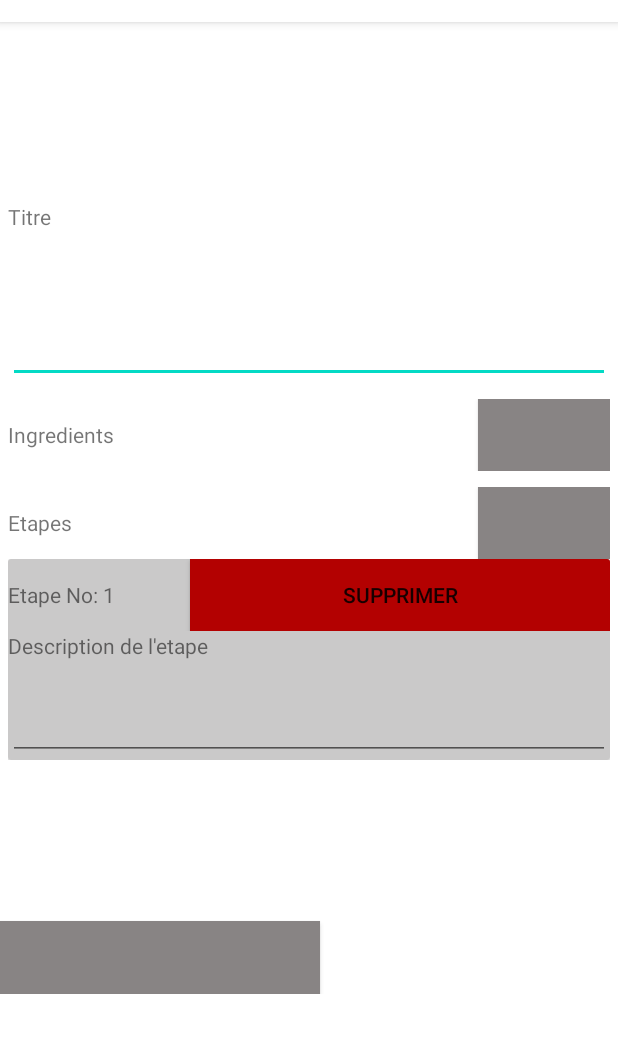
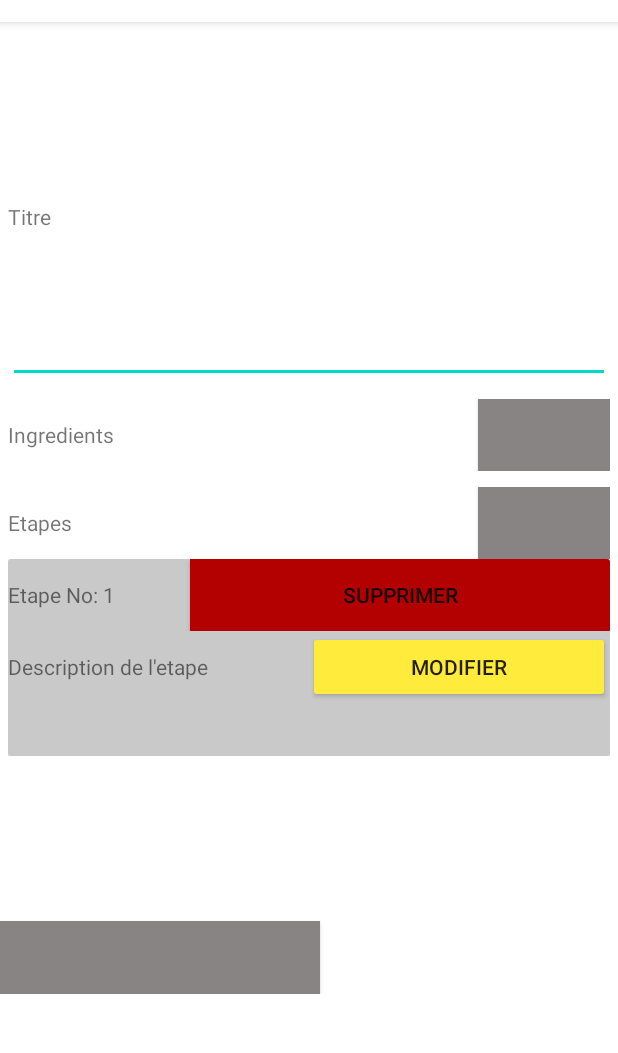
Before and after one commit to Nhyv/BeYourOwnBartender, an Android app: the screen it shows after launch (AddActivity), on a phone screen of 412 x 824 dp, the part 62-1115 px from its top. Run offline under Robolectric (Android 15) with nearby library versions, the phone set to English and light mode, and no system bars.

Commit message:
new activity for updating steps

```diff
--- a/app/src/main/AndroidManifest.xml
+++ b/app/src/main/AndroidManifest.xml
@@ -13,6 +13,9 @@
         android:supportsRtl="true"
         android:theme="@style/Theme.BeYourOwnBartender"
         android:usesCleartextTraffic="true">
+        <activity
+            android:name=".UpdateStep"
+            android:exported="false" />
         <activity
             android:name=".LoadingActivity"
             android:exported="false" />
--- a/app/src/main/res/layout/add_step_to_recipe_layout.xml
+++ b/app/src/main/res/layout/add_step_to_recipe_layout.xml
@@ -41,13 +41,26 @@
                 android:layout_height="wrap_content"
                 android:orientation="vertical">
 
+                <LinearLayout
+                    android:layout_width="match_parent"
+                    android:layout_height="match_parent"
+                    android:orientation="horizontal">
+
+                    <TextView
+                        android:id="@+id/labelStepInfo"
+                        android:layout_width="200dp"
+                        android:layout_height="wrap_content"
+                        android:text="Description de l'etape" />
+
+                    <androidx.appcompat.widget.AppCompatButton
+                        android:id="@+id/btUpdateStep"
+                        android:layout_width="match_parent"
+                        android:layout_height="wrap_content"
+                        android:backgroundTint="#FFEB3B"
+                        android:text="Modifier" />
+                </LinearLayout>
+
                 <TextView
-                    android:id="@+id/labelStepInfo"
-                    android:layout_width="400dp"
-                    android:layout_height="wrap_content"
-                    android:text="Description de l'etape" />
-
-                <EditText
                     android:id="@+id/mtbStepInfo"
                     android:layout_width="match_parent"
                     android:layout_height="wrap_content"
```
Also changed, not shown: app/src/main/java/com/example/beyourownbartender/AddActivity.java (+13 -0 lines), app/src/main/java/com/example/beyourownbartender/StepAdapterList.java (+24 -9 lines), app/src/main/java/com/example/beyourownbartender/UpdateStep.java (added, +14 -0 lines), app/src/main/res/layout/activity_update_step.xml (added, +34 -0 lines).
